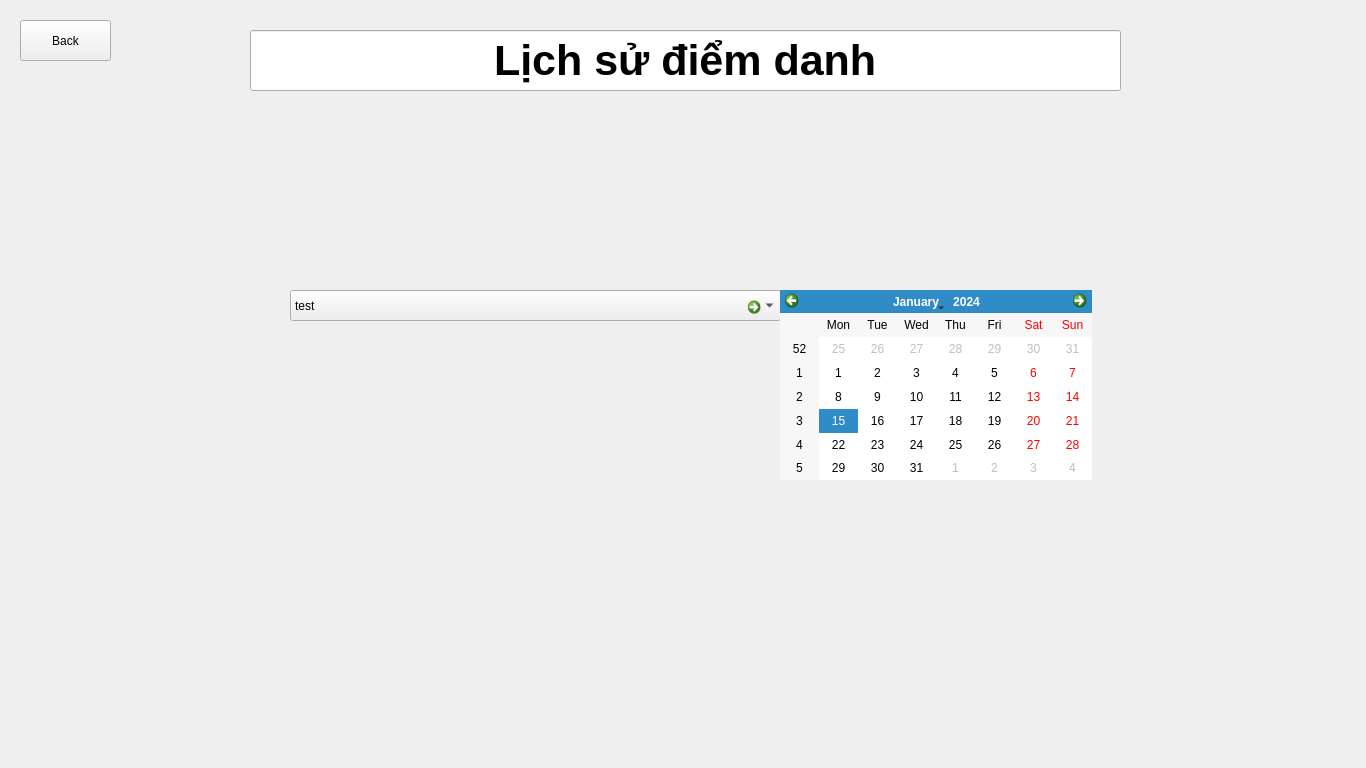
The window that src/ui/utilities/history_view.ui (ngocgiang99/Attendance-By-Face) describes before a commit, drawn with Qt 5.
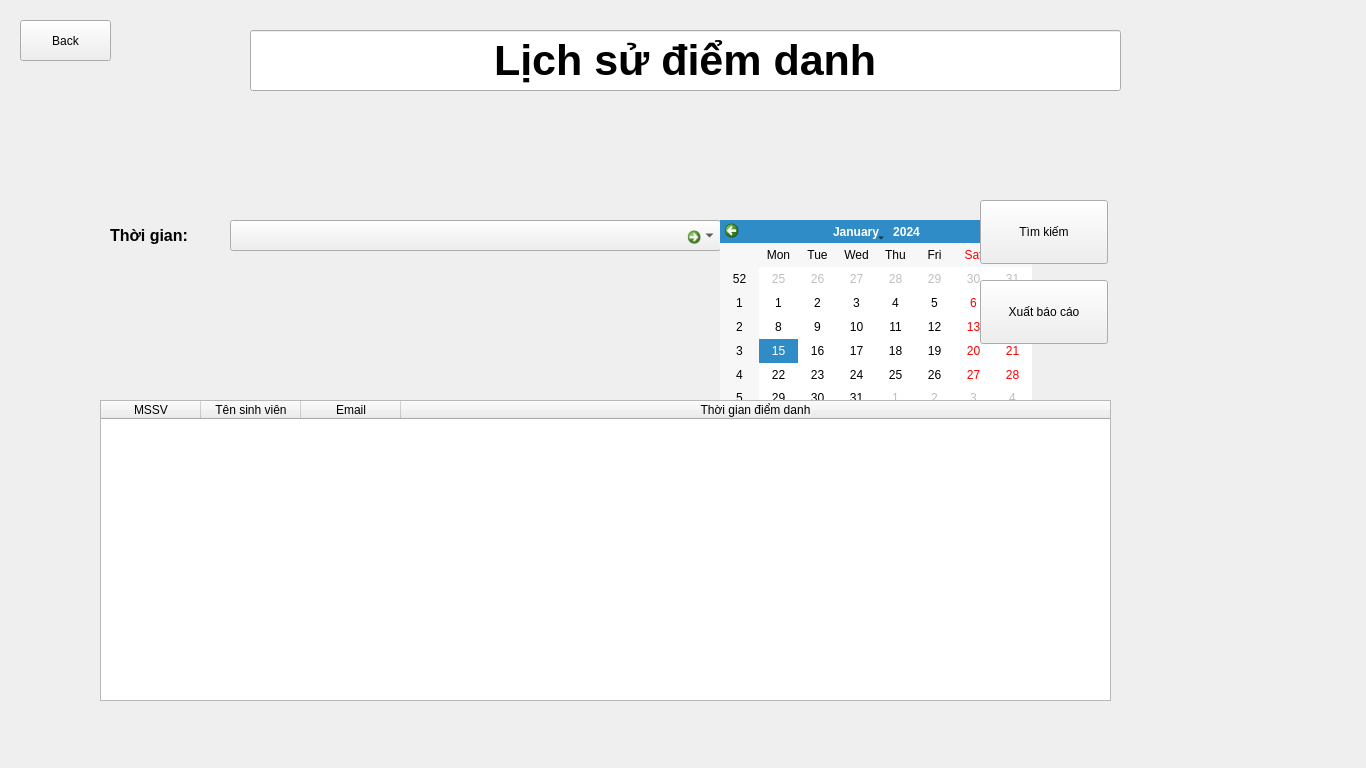
The same window after the commit. Icons and pictures are not drawn.

Commit message: Complete history view ui

```diff
--- a/src/ui/utilities/history_view.ui
+++ b/src/ui/utilities/history_view.ui
@@ -63,8 +63,8 @@
    <widget class="QCalendarWidget" name="calendar">
     <property name="geometry">
      <rect>
-      <x>700</x>
-      <y>180</y>
+      <x>640</x>
+      <y>110</y>
       <width>312</width>
       <height>190</height>
      </rect>
@@ -73,8 +73,8 @@
    <widget class="QCommandLinkButton" name="view_calendar">
     <property name="geometry">
      <rect>
-      <x>660</x>
-      <y>180</y>
+      <x>600</x>
+      <y>110</y>
       <width>41</width>
       <height>31</height>
      </rect>
@@ -96,21 +96,103 @@
    <widget class="QComboBox" name="date_picker">
     <property name="geometry">
      <rect>
-      <x>210</x>
-      <y>180</y>
+      <x>150</x>
+      <y>110</y>
       <width>491</width>
       <height>31</height>
      </rect>
     </property>
-    <item>
+    <property name="font">
+     <font>
+      <pointsize>12</pointsize>
+     </font>
+    </property>
+   </widget>
+   <widget class="QLabel" name="date_picker_label">
+    <property name="geometry">
+     <rect>
+      <x>30</x>
+      <y>110</y>
+      <width>121</width>
+      <height>31</height>
+     </rect>
+    </property>
+    <property name="font">
+     <font>
+      <pointsize>12</pointsize>
+      <bold>true</bold>
+     </font>
+    </property>
+    <property name="text">
+     <string>Thời gian:</string>
+    </property>
+   </widget>
+   <widget class="QPushButton" name="search_button">
+    <property name="geometry">
+     <rect>
+      <x>900</x>
+      <y>90</y>
+      <width>128</width>
+      <height>64</height>
+     </rect>
+    </property>
+    <property name="text">
+     <string>Tìm kiếm</string>
+    </property>
+   </widget>
+   <widget class="QTableWidget" name="tableWidget">
+    <property name="geometry">
+     <rect>
+      <x>20</x>
+      <y>290</y>
+      <width>1011</width>
+      <height>301</height>
+     </rect>
+    </property>
+    <attribute name="horizontalHeaderStretchLastSection">
+     <bool>true</bool>
+    </attribute>
+    <column>
      <property name="text">
-      <string>test</string>
+      <string>MSSV</string>
      </property>
-    </item>
+    </column>
+    <column>
+     <property name="text">
+      <string>Tên sinh viên</string>
+     </property>
+    </column>
+    <column>
+     <property name="text">
+      <string>Email</string>
+     </property>
+    </column>
+    <column>
+     <property name="text">
+      <string>Thời gian điểm danh</string>
+     </property>
+    </column>
+   </widget>
+   <widget class="QPushButton" name="pushButton">
+    <property name="geometry">
+     <rect>
+      <x>900</x>
+      <y>170</y>
+      <width>128</width>
+      <height>64</height>
+     </rect>
+    </property>
+    <property name="text">
+     <string>Xuất báo cáo</string>
+    </property>
    </widget>
    <zorder>date_picker</zorder>
    <zorder>view_calendar</zorder>
    <zorder>calendar</zorder>
+   <zorder>date_picker_label</zorder>
+   <zorder>search_button</zorder>
+   <zorder>tableWidget</zorder>
+   <zorder>pushButton</zorder>
   </widget>
  </widget>
  <resources/>
```
The commit also changes 2 other files.
